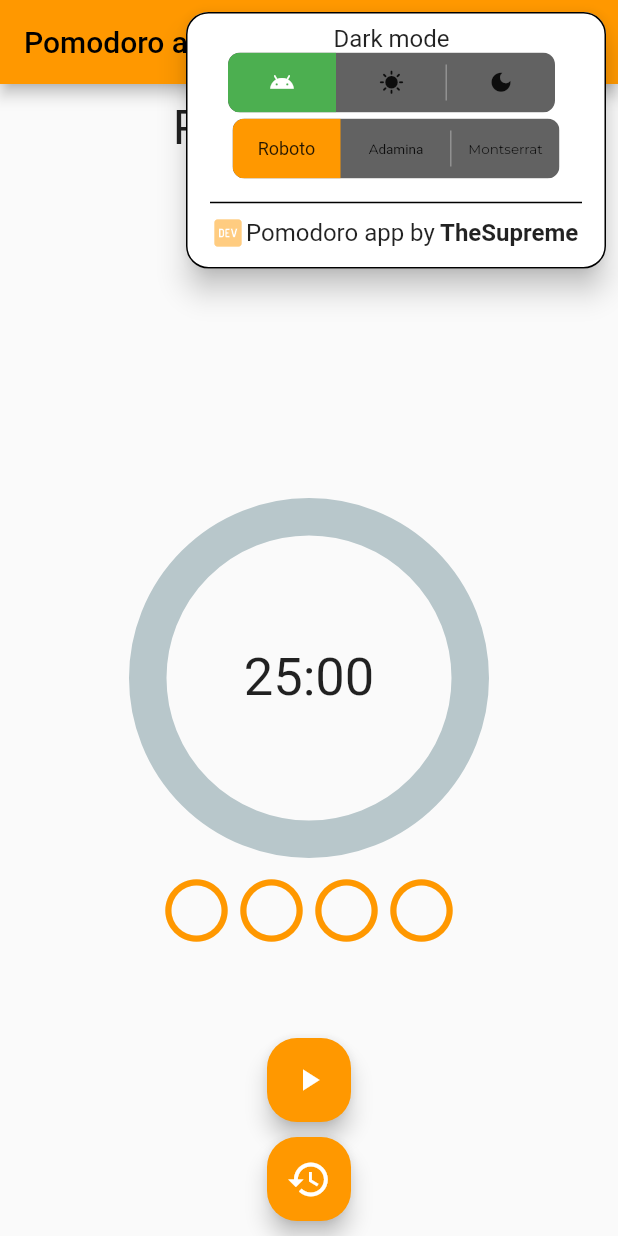
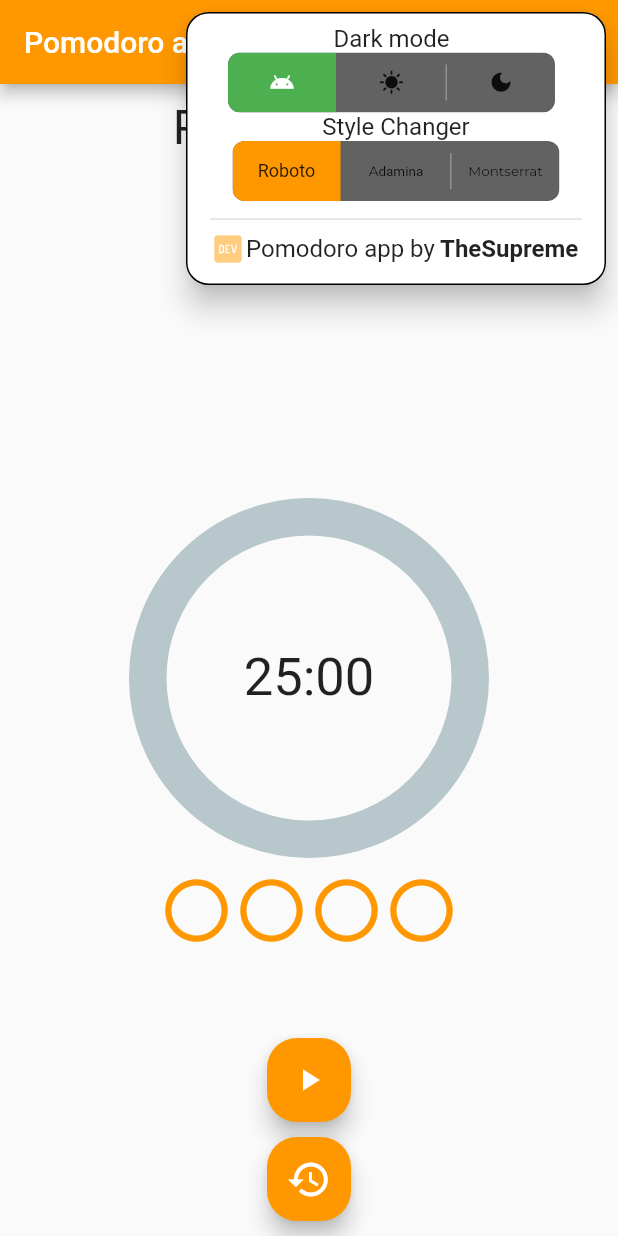
Before and after one commit to TheSupremeF/PomodoriesTomatoes, a Flutter app: the screen it shows after launch, after a tap on the "settings" icon, on a phone screen of 412 x 824 dp. Run offline on Flutter 3.47's test engine with Material 2 defaults, Android fonts, the phone set to English and light mode, and no system bars; drawn by our look-alikes of percent_indicator, toggle_switch; our stand-ins replace flutter_bloc, google_fonts; Roboto replaces fonts that are missing (Adamina).

Commit message:
Seventh commit, minor changes +

```diff
--- a/lib/main.dart
+++ b/lib/main.dart
@@ -1,4 +1,5 @@
 import 'package:flutter/material.dart';
+import 'package:flutter/services.dart';
 import 'package:flutter_bloc/flutter_bloc.dart';
 import 'package:pomodororeyistasakli/utils/clockwatch.dart';
 import 'package:pomodororeyistasakli/utils/darkmode.dart';
@@ -7,6 +8,8 @@ import '../themes/themes.dart';
 
 void main() {
   runApp(const MyApp());
+  SystemChrome.setPreferredOrientations(
+      [DeviceOrientation.portraitUp, DeviceOrientation.portraitDown]);
 }
 
 class MyApp extends StatelessWidget {
@@ -23,7 +26,7 @@ class MyApp extends StatelessWidget {
         ),
       ],
       child: BlocBuilder<ThemeModeCubit, ThemeMode?>(
-        builder: (context, state) {
+        builder: (context, themeState) {
           return MaterialApp(
             title: 'Pomodoro baba',
             debugShowCheckedModeBanner: false,
@@ -31,7 +34,7 @@ class MyApp extends StatelessWidget {
               primarySwatch: PomoAppThemes.allTime,
             ),
             home: const PomoHome(),
-            themeMode: state,
+            themeMode: themeState,
             darkTheme: ThemeData.dark(),
           );
         },
--- a/lib/model/status.dart
+++ b/lib/model/status.dart
@@ -10,3 +10,5 @@ enum PomoStatus {
   shortbreakRunning,
   shortbreakPaused,
 }
+
+enum Po { roboto, adamina, montserrat }
--- a/lib/screens/home.dart
+++ b/lib/screens/home.dart
@@ -49,13 +49,14 @@ class _PomoHomeState extends State<PomoHome> {
   @override
   Widget build(BuildContext context) {
     return BlocBuilder<ClockwatchCubit, String?>(
-      builder: (context, state) {
+      builder: (context, fontStyleState) {
         return Scaffold(
           appBar: AppBar(
+            backgroundColor: Colors.orange,
             actions: const [SettingsMenuDropdown()],
             title: Text(
               title,
-              style: TextStyle(fontFamily: state),
+              style: TextStyle(color: Colors.white, fontFamily: fontStyleState),
             ),
           ),
           body: SafeArea(
@@ -65,12 +66,12 @@ class _PomoHomeState extends State<PomoHome> {
                   _emptyBox(10),
                   Text(
                     'Pomonum: $pomoNum',
-                    style: TextStyle(fontFamily: state, fontSize: 32),
+                    style: TextStyle(fontFamily: fontStyleState, fontSize: 32),
                   ),
                   _emptyBox(10),
                   Text(
-                    'Set: ',
-                    style: TextStyle(fontFamily: state, fontSize: 22),
+                    'Set: $setNum',
+                    style: TextStyle(fontFamily: fontStyleState, fontSize: 22),
                   ),
                   Expanded(
                     child: Column(
@@ -92,7 +93,7 @@ class _PomoHomeState extends State<PomoHome> {
                             height: 100,
                             child: Textus(
                                 reis: _secondToFormattedString(remainingTime),
-                                fontFamily: state),
+                                fontFamily: fontStyleState),
                           ),
                         ),
                         _emptyBox(10),
@@ -144,7 +145,7 @@ class _PomoHomeState extends State<PomoHome> {
     );
   }
 
-  SizedBox _emptyBox(double? boxsize) => SizedBox(height: boxsize);
+  SizedBox _emptyBox(double? boxheight) => SizedBox(height: boxheight);
 
   _cancelTimer() {
     if (_timer != null) {
--- a/lib/utils/clockwatch.dart
+++ b/lib/utils/clockwatch.dart
@@ -1,6 +1,8 @@
 import 'package:flutter/material.dart';
 import 'package:flutter_bloc/flutter_bloc.dart';
 import 'package:google_fonts/google_fonts.dart';
+import 'package:pomodororeyistasakli/model/status.dart';
+import 'package:pomodororeyistasakli/utils/constants.dart';
 import 'package:toggle_switch/toggle_switch.dart';
 
 class ClockwatchCubit extends Cubit<String?> {
@@ -53,9 +55,9 @@ class ClockwatchToggle extends StatelessWidget {
       changeOnTap: true,
       totalSwitches: 3,
       customTextStyles: [
-        TextStyle(fontSize: 12, fontFamily: GoogleFonts.roboto().fontFamily),
-        TextStyle(fontSize: 9, fontFamily: GoogleFonts.adamina().fontFamily),
-        TextStyle(fontSize: 9, fontFamily: GoogleFonts.montserrat().fontFamily),
+        TextStyle(fontSize: 12, fontFamily: fonts[Po.roboto]),
+        TextStyle(fontSize: 9, fontFamily: fonts[Po.adamina]),
+        TextStyle(fontSize: 9, fontFamily: fonts[Po.montserrat]),
       ],
       labels: const ['Roboto', 'Adamina', 'Montserrat'],
       onToggle: (index) {
--- a/lib/utils/constants.dart
+++ b/lib/utils/constants.dart
@@ -1,3 +1,5 @@
+import 'package:google_fonts/google_fonts.dart';
+
 import '../model/status.dart';
 import 'package:flutter/material.dart';
 
@@ -49,3 +51,9 @@ const Map<PomoStatus, List<Color>> statusGradient = {
   ],
   PomoStatus.shortbreakPaused: [Colors.deepOrange, Colors.orange]
 };
+
+Map<Po, String?> fonts = {
+  Po.roboto: GoogleFonts.roboto().fontFamily,
+  Po.adamina: GoogleFonts.adamina().fontFamily,
+  Po.montserrat: GoogleFonts.montserrat().fontFamily,
+};
--- a/lib/utils/togglesdropdowns.dart
+++ b/lib/utils/togglesdropdowns.dart
@@ -18,7 +18,10 @@ class _SettingsMenuDropdownState extends State<SettingsMenuDropdown> {
   Widget build(BuildContext context) {
     return PopupMenuButton<SettingsMenu>(
         offset: const Offset(50, -100),
-        icon: const Icon(Icons.settings, color: Colors.white),
+        icon: const Icon(
+          Icons.settings,
+          color: Colors.white,
+        ),
         shape: RoundedRectangleBorder(
             side: const BorderSide(width: 1.0, color: Colors.black),
             borderRadius: BorderRadius.circular(15)),
@@ -44,16 +47,22 @@ class _SettingsMenuDropdownState extends State<SettingsMenuDropdown> {
                   ),
                 ),
               ),
-              const PopupMenuItem(
+              PopupMenuItem(
                   value: SettingsMenu.clockStyle,
-                  child: Center(child: ClockwatchToggle())),
+                  child: Center(
+                      child: Column(
+                    children: const [
+                      Center(child: Text('Style Changer')),
+                      ClockwatchToggle(),
+                    ],
+                  ))),
               PopupMenuItem(
                   value: SettingsMenu.about,
                   child: Column(
                     children: [
-                      const Divider(
+                      Divider(
                         thickness: 1,
-                        color: Colors.black,
+                        color: Theme.of(context).focusColor,
                       ),
                       Row(children: [
                         Icon(Icons.logo_dev_outlined,
```
